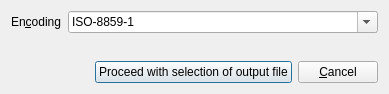
Qt form anymeal/export_dialog.ui (wedesoft/anymeal) before a commit.
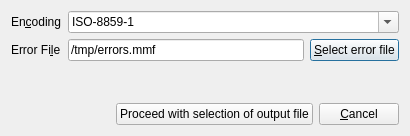
The same form after that commit. Icons and pictures are not drawn.

Commit message: Add error file line edit to export dialog

The edit to the form file:
```diff
--- a/anymeal/export_dialog.ui
+++ b/anymeal/export_dialog.ui
@@ -6,8 +6,8 @@
    <rect>
     <x>0</x>
     <y>0</y>
-    <width>389</width>
-    <height>94</height>
+    <width>410</width>
+    <height>136</height>
    </rect>
   </property>
   <property name="windowTitle">
@@ -19,8 +19,8 @@
   </property>
   <layout class="QVBoxLayout" name="verticalLayout">
    <item>
-    <layout class="QHBoxLayout" name="horizontalLayout_2">
-     <item>
+    <layout class="QGridLayout" name="gridLayout">
+     <item row="0" column="0">
       <widget class="QLabel" name="encoding_label">
        <property name="text">
         <string>En&amp;coding</string>
@@ -30,7 +30,7 @@
        </property>
       </widget>
      </item>
-     <item>
+     <item row="0" column="1">
       <widget class="QComboBox" name="encoding_combo">
        <property name="sizePolicy">
         <sizepolicy hsizetype="Preferred" vsizetype="Fixed">
@@ -68,6 +68,43 @@
        </item>
       </widget>
      </item>
+     <item row="1" column="0">
+      <widget class="QLabel" name="error_file_label">
+       <property name="text">
+        <string>Error Fi&amp;le</string>
+       </property>
+       <property name="buddy">
+        <cstring>error_file_edit</cstring>
+       </property>
+      </widget>
+     </item>
+     <item row="1" column="1">
+      <layout class="QHBoxLayout" name="horizontalLayout_3">
+       <item>
+        <widget class="QLineEdit" name="error_file_edit">
+         <property name="sizePolicy">
+          <sizepolicy hsizetype="Expanding" vsizetype="Fixed">
+           <horstretch>1</horstretch>
+           <verstretch>0</verstretch>
+          </sizepolicy>
+         </property>
+         <property name="text">
+          <string>/tmp/errors.mmf</string>
+         </property>
+         <property name="readOnly">
+          <bool>true</bool>
+         </property>
+        </widget>
+       </item>
+       <item>
+        <widget class="QPushButton" name="browse_button">
+         <property name="text">
+          <string>&amp;Select error file</string>
+         </property>
+        </widget>
+       </item>
+      </layout>
+     </item>
     </layout>
    </item>
    <item>
```
The commit also changes 4 other files.
